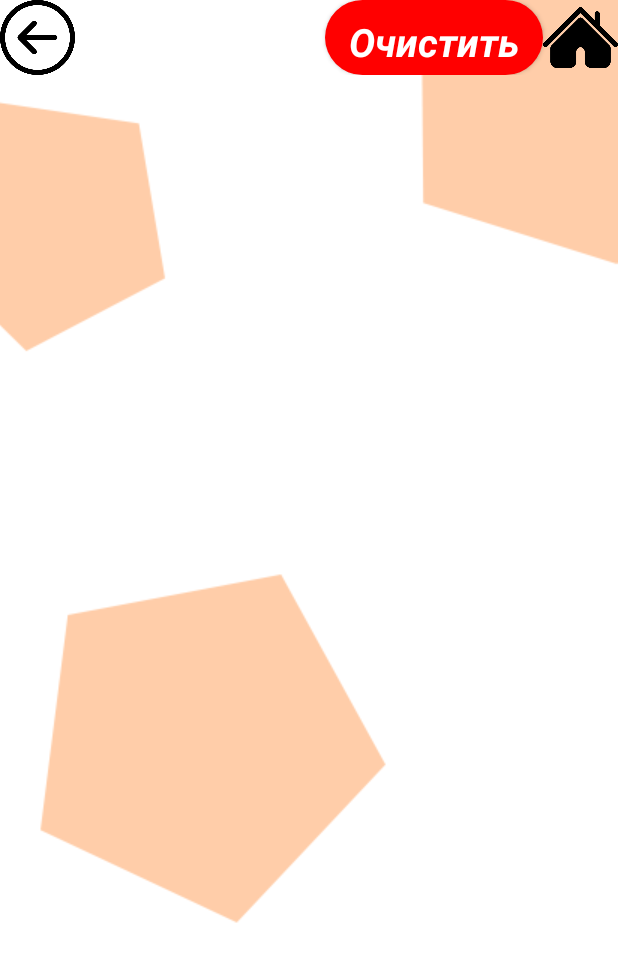
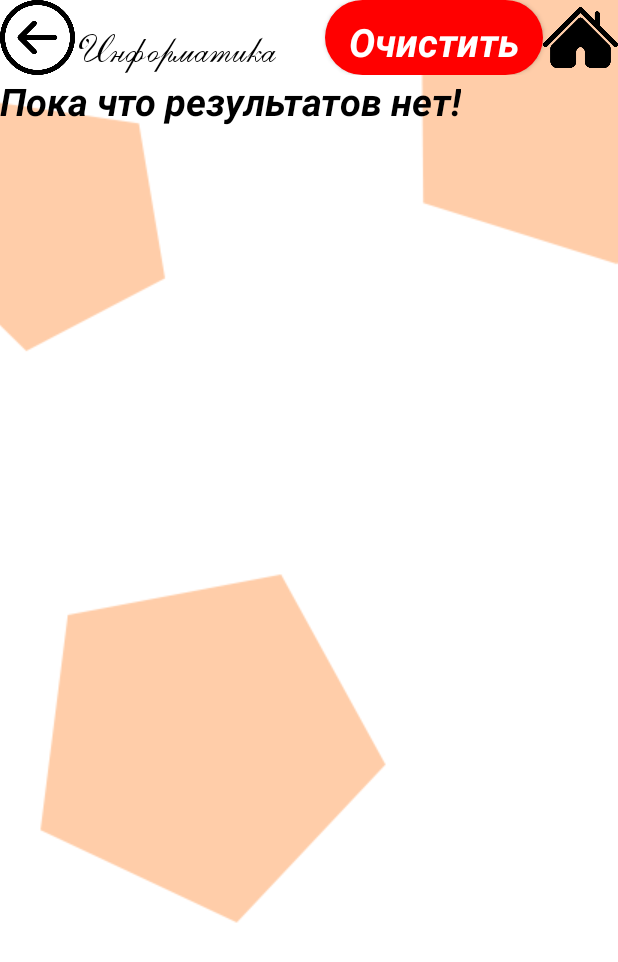
Before and after one commit to DanielSychev/Final_Exam, an Android app: the LastResults screen opened directly, with no data from a screen before it, on a phone screen of 412 x 824 dp. Shown: the top 962 px of the screen. Run offline under Robolectric (Android 15) with nearby library versions, the phone set to English and light mode, and no system bars; our stand-ins replace Firebase (no records; nobody signed in at launch, a user with empty details on screens opened directly); 3 statements that could not run were skipped.

Commit message:
Final_Exam

```diff
--- a/app/src/main/AndroidManifest.xml
+++ b/app/src/main/AndroidManifest.xml
@@ -7,11 +7,13 @@
 
     <application
         android:allowBackup="true"
-        android:icon="@mipmap/ic_launcher"
+        android:icon="@mipmap/icon"
         android:label="@string/app_name"
-        android:roundIcon="@mipmap/ic_launcher_round"
+        android:roundIcon="@mipmap/icon"
         android:supportsRtl="true"
         android:theme="@style/Theme.Final_Exam">
+    <!--android:icon="@mipmap/ic_launcher"
+    android:roundIcon="@mipmap/ic_launcher_round"-->
         <activity
             android:name=".LastResults"
             android:exported="false" />
--- a/app/src/main/java/com/example/final_exam/Generate.java
+++ b/app/src/main/java/com/example/final_exam/Generate.java
@@ -10,8 +10,7 @@ import android.widget.ImageButton;
 import android.widget.TextView;
 
 public class Generate extends AppCompatActivity implements View.OnClickListener {
-    Button last_results;
-    ImageButton create, see, home;
+    ImageButton create, see, home, last_results;
     String subject;
     TextView sub;
     @Override
--- a/app/src/main/java/com/example/final_exam/LastResults.java
+++ b/app/src/main/java/com/example/final_exam/LastResults.java
@@ -10,6 +10,7 @@ import android.content.Intent;
 import android.database.Cursor;
 import android.database.sqlite.SQLiteDatabase;
 import android.os.Bundle;
+import android.util.Log;
 import android.view.LayoutInflater;
 import android.view.View;
 import android.view.ViewGroup;
@@ -19,6 +20,7 @@ import android.widget.ImageButton;
 import android.widget.ListView;
 import android.widget.TextView;
 
+import java.text.DecimalFormat;
 import java.util.ArrayList;
 import java.util.List;
 
@@ -33,15 +35,18 @@ public class LastResults extends AppCompatActivity implements View.OnClickListen
     int num;
     String sub;
     SQLiteDatabase database;
+    TextView sred_ball;
 
     @Override
     protected void onCreate(Bundle savedInstanceState) {
         super.onCreate(savedInstanceState);
         setContentView(R.layout.activity_last_results);
-        String sub = getIntent().getStringExtra("subject");
+        sub = getIntent().getStringExtra("subject");
         dbHelper=new DBHelper(this);
         database=dbHelper.getWritableDatabase();
-        //ContentValues contentValues = new ContentValues();
+
+        long result = 0, kolvo = 0;
+
         arrayList=new ArrayList<>();
         Cursor cursor=database.query(DBHelper.DATABASE_NAME, null, "subject = ?", new String[]{sub}, null, null, null);
         if(cursor.moveToFirst()){
@@ -53,6 +58,8 @@ public class LastResults extends AppCompatActivity implements View.OnClickListen
             do{
                 DatabaseClass temp=new DatabaseClass("", -1, "");
                 temp.balls=cursor.getInt(ballsIndex);
+                result+=temp.balls;
+                kolvo+=1;
                 temp.subject=cursor.getString(subjectIndex);
                 temp.date=cursor.getString(dateIndex);
                 if(temp.subject.equals("inf")){
@@ -73,6 +80,19 @@ public class LastResults extends AppCompatActivity implements View.OnClickListen
         adapter=new LastResultsAdapter(this, arrayList);
         listView.setAdapter(adapter);
 
+        sred_ball=findViewById(R.id.sred_ball);
+        if(kolvo!=0){
+            double k = result/kolvo;
+            DecimalFormat REAL_FORMATTER = new DecimalFormat("0.###");
+            sred_ball.setText("Средний результат:" + REAL_FORMATTER.format(k));
+            Log.d("res", Double.toString(k));
+        }
+        else {sred_ball.setText("Пока что результатов нет!");}
+
+        TextView subject=findViewById(R.id.subject);
+        if(sub.equals("inf")){subject.setText("Информатика");}
+        else {subject.setText("Физика");}
+
         home=findViewById(R.id.home);
         back=findViewById(R.id.go_back);
         clear=findViewById(R.id.clear);
@@ -90,11 +110,14 @@ public class LastResults extends AppCompatActivity implements View.OnClickListen
                 startActivity(i);
             break;
             case R.id.go_back:
-                finish();
+                Intent k=new Intent(LastResults.this, Generate.class);
+                k.putExtra("subject", sub);
+                startActivity(k);
             break;
             case R.id.clear:
                 database.delete(DBHelper.DATABASE_NAME, "subject = ?", new String[]{sub});
                 adapter.clear();
+                sred_ball.setText("Пока что результатов нет!");
             break;
         }
     }
@@ -127,7 +150,7 @@ public class LastResults extends AppCompatActivity implements View.OnClickListen
             TextView ballov=convertView.findViewById(R.id.balls);
             TextView date=convertView.findViewById(R.id.date);
             TextView subject=convertView.findViewById(R.id.s);
-            ballov.setText(Integer.toString(arrayList.get(position).balls) + " баллов из " + Integer.toString(num));
+            ballov.setText(Integer.toString(arrayList.get(position).balls) + " балл(ов)/(а) из " + Integer.toString(num));
             date.setText(arrayList.get(position).date);
             subject.setText(arrayList.get(position).subject);
             return convertView;
--- a/app/src/main/java/com/example/final_exam/OneTask.java
+++ b/app/src/main/java/com/example/final_exam/OneTask.java
@@ -51,12 +51,13 @@ public class OneTask extends AppCompatActivity implements View.OnClickListener {
         Bundle arguments = getIntent().getExtras();
         number = (int) arguments.get("num");
         subject = getIntent().getStringExtra("subject");
-        if(subject.equals("phis")){
+        k=2;
+        /*if(subject.equals("phis")){
             k=2;
         }
         else{
             k=1;
-        }
+        }*/
 
         Example[] array = new Example[k];
         for(int i=0;i<k;i++) {
--- a/app/src/main/res/layout/activity_last_results.xml
+++ b/app/src/main/res/layout/activity_last_results.xml
@@ -39,8 +39,28 @@
             android:layout_toLeftOf="@id/home"
             android:textSize="26dp"
             />
+        <TextView
+            android:layout_width="wrap_content"
+            android:layout_height="wrap_content"
+            android:id="@+id/subject"
+            android:textColor="@color/black"
+            android:textSize="25dp"
+            android:text="Информатика"
+            android:layout_toRightOf="@id/go_back"
+            android:layout_alignBottom="@id/home"
+            android:fontFamily="@font/shrift2"
+            />
 
     </RelativeLayout>
+    <TextView
+        android:layout_width="wrap_content"
+        android:layout_height="wrap_content"
+        android:id="@+id/sred_ball"
+        android:textSize="25dp"
+        android:textStyle="bold|italic"
+        android:textColor="@color/black"
+        android:text="Средний результат:20.00"
+        />
     <ListView
         android:layout_width="match_parent"
         android:layout_height="wrap_content"
--- a/app/src/main/res/values/strings.xml
+++ b/app/src/main/res/values/strings.xml
@@ -1,5 +1,6 @@
 <resources>
-    <string name="app_name">Final_Exam</string>
+    <!--<string name="app_name">Final_Exam</string>-->
+    <string name="app_name">ОГЭ</string>
     <!-- TODO: Remove or change this placeholder text -->
     <string name="hello_blank_fragment">Hello blank fragment</string>
 </resources>
```
Also changed, not shown: app/src/main/java/com/example/final_exam/MyAdapter.java (+6 -12 lines), app/src/main/res/layout/activity_generate.xml (+12 -11 lines), app/src/main/res/layout/one_task_adapter.xml (+1 -8 lines), app/src/main/res/drawable-v24/previous_attempts.png (added), app/src/main/res/drawable-v24/previous_attempts2.png (added), app/src/main/res/drawable-v24/probnoe_oge2.png (added), app/src/main/res/drawable-v24/prosmotr_zadaniy2.png (added), app/src/main/res/mipmap-hdpi/icon.png (added).
